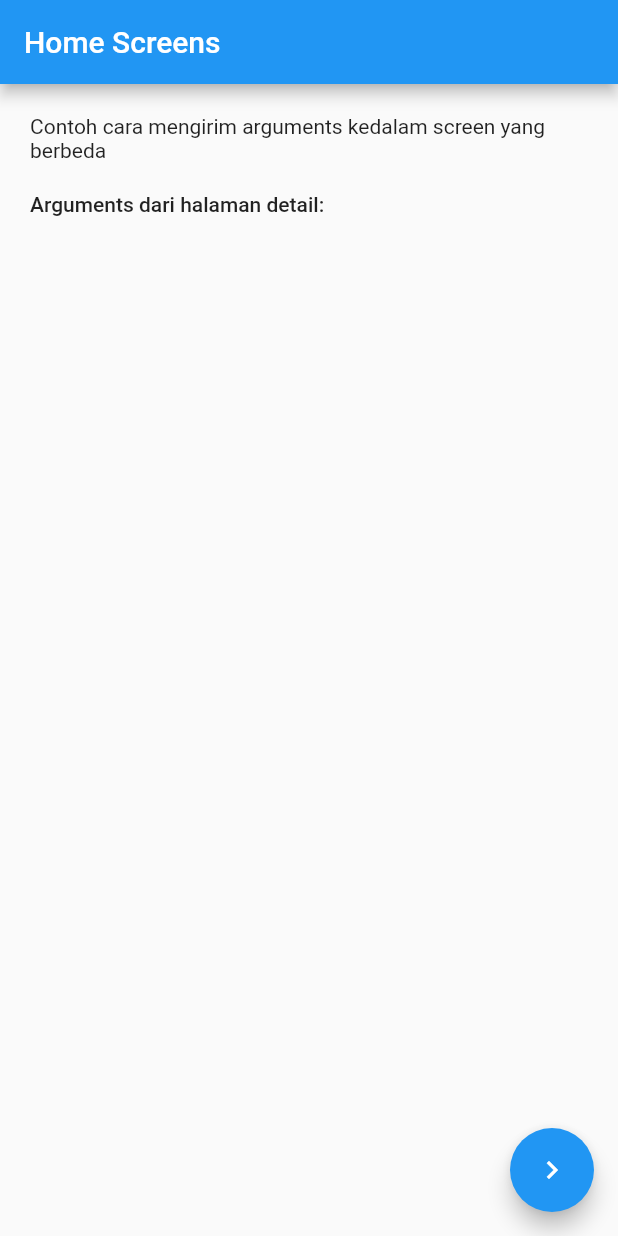
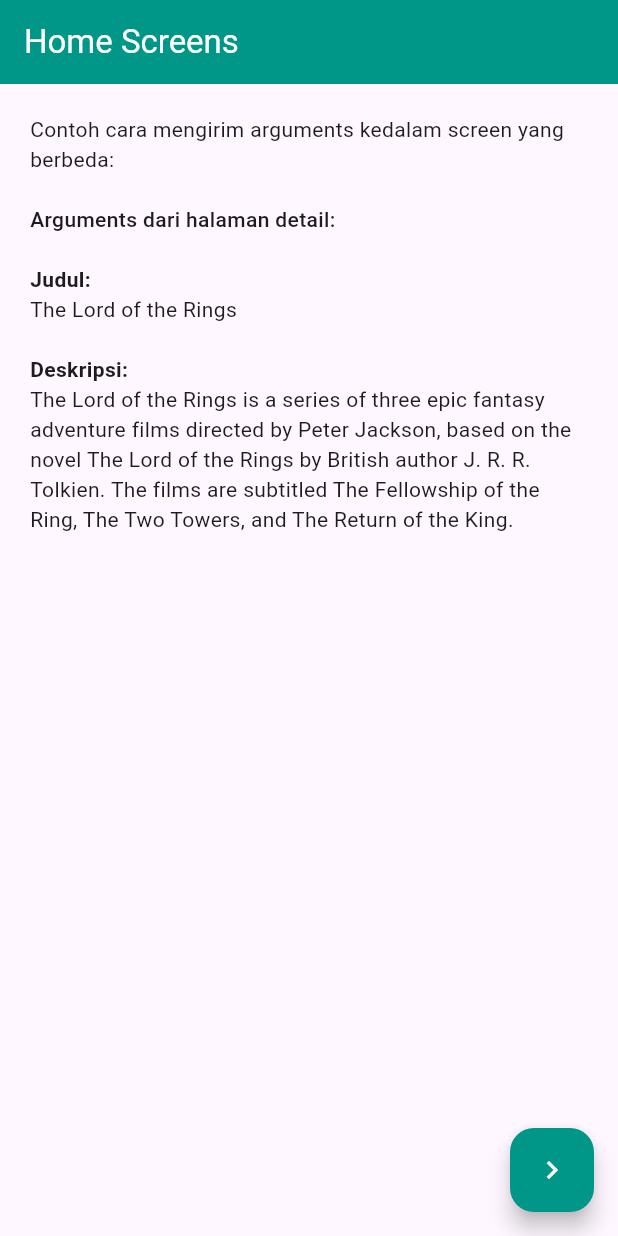
Before and after one commit to RaihanDwiPratama/Flutter_Fundamental, a Flutter app: the screen it shows after launch, on a phone screen of 412 x 824 dp. Run offline on Flutter 3.47's test engine with Material 2 defaults, Android fonts, the light colour scheme and no system bars.

Commit message:
Memberikan dan mengembalikan arguments

```diff
--- a/latihan_mengirim_arguments/lib/main.dart
+++ b/latihan_mengirim_arguments/lib/main.dart
@@ -1,4 +1,5 @@
 import 'package:flutter/material.dart';
+import 'package:latihan_mengirim_arguments/data/model/arguments.dart';
 import 'package:latihan_mengirim_arguments/presentations/screens/detail_screens.dart';
 import 'package:latihan_mengirim_arguments/presentations/screens/home_screens.dart';
 
@@ -12,6 +13,7 @@
   @override
   Widget build(BuildContext context) {
     return MaterialApp(
+      theme: ThemeData(useMaterial3: true),
       debugShowCheckedModeBanner: false,
       initialRoute: '/',
       routes: {
@@ -19,7 +21,8 @@
               title: 'Lord of the rings',
               description: 'Film adventure',
             ),
-        'detail': (context) => DetailScreens(),
+        'detail': (context) => DetailScreens(
+            arguments: Arguments('Mendapatkan arguments', 'data...')),
       },
     );
   }
--- a/latihan_mengirim_arguments/lib/presentations/screens/home_screens.dart
+++ b/latihan_mengirim_arguments/lib/presentations/screens/home_screens.dart
@@ -1,35 +1,57 @@
-// ignore_for_file: public_member_api_docs, sort_constructors_first
 import 'package:flutter/material.dart';
 import 'package:latihan_mengirim_arguments/data/model/arguments.dart';
 
 // ignore: must_be_immutable
-class HomeScreens extends StatelessWidget {
+class HomeScreens extends StatefulWidget {
   String title;
   String description;
 
   HomeScreens({
-    Key? key,
+    super.key,
     required this.title,
     required this.description,
-  }) : super(key: key);
+  });
+
+  @override
+  State<HomeScreens> createState() => _HomeScreensState();
+}
+
+class _HomeScreensState extends State<HomeScreens> {
+  String _title = 'The Lord of the Rings';
+  String _description =
+      'The Lord of the Rings is a series of three epic fantasy adventure films directed by Peter Jackson, based on the novel The Lord of the Rings by British author J. R. R. Tolkien. The films are subtitled The Fellowship of the Ring, The Two Towers, and The Return of the King.';
 
   @override
   Widget build(BuildContext context) {
     return Scaffold(
       appBar: AppBar(
+        backgroundColor: Colors.teal,
+        foregroundColor: Colors.white,
         title: Text('Home Screens'),
       ),
       floatingActionButton: FloatingActionButton(
-        onPressed: () {
-          Navigator.of(context).pushNamed(
+        backgroundColor: Colors.teal,
+        onPressed: () async {
+          final result = await Navigator.of(context).pushNamed(
             'detail',
             arguments: Arguments(
-              'The Lord of the Rings',
-              'The Lord of the Rings is a series of three epic fantasy adventure films directed by Peter Jackson, based on the novel The Lord of the Rings by British author J. R. R. Tolkien. The films are subtitled The Fellowship of the Ring, The Two Towers, and The Return of the King.',
+              _title,
+              _description,
             ),
           );
+
+          if (result != null) {
+            setState(() {
+              ScaffoldMessenger.of(context).showSnackBar(
+                SnackBar(content: Text('Content is updated!')),
+              );
+            });
+          }
         },
-        child: Icon(Icons.chevron_right),
+        child: Icon(
+          Icons.chevron_right,
+          color: Colors.white,
+        ),
       ),
       body: Container(
         margin: EdgeInsets.all(20),
@@ -37,7 +59,7 @@
           crossAxisAlignment: CrossAxisAlignment.start,
           children: [
             Text(
-              'Contoh cara mengirim arguments kedalam screen yang berbeda',
+              'Contoh cara mengirim arguments kedalam screen yang berbeda:',
               style: TextStyle(
                 fontSize: 14,
               ),
@@ -50,6 +72,28 @@
                 fontWeight: FontWeight.w500,
               ),
             ),
+            SizedBox(height: 20),
+            Text(
+              'Judul:',
+              style: TextStyle(fontWeight: FontWeight.bold),
+            ),
+            Text(
+              '${_title}',
+              style: TextStyle(
+                fontSize: 14,
+              ),
+            ),
+            SizedBox(height: 20),
+            Text(
+              'Deskripsi:',
+              style: TextStyle(fontWeight: FontWeight.bold),
+            ),
+            Text(
+              '${_description}',
+              style: TextStyle(
+                fontSize: 14,
+              ),
+            ),
           ],
         ),
       ),
```
Also changed, not shown: latihan_mengirim_arguments/lib/presentations/screens/detail_screens.dart (+21 -5 lines).
